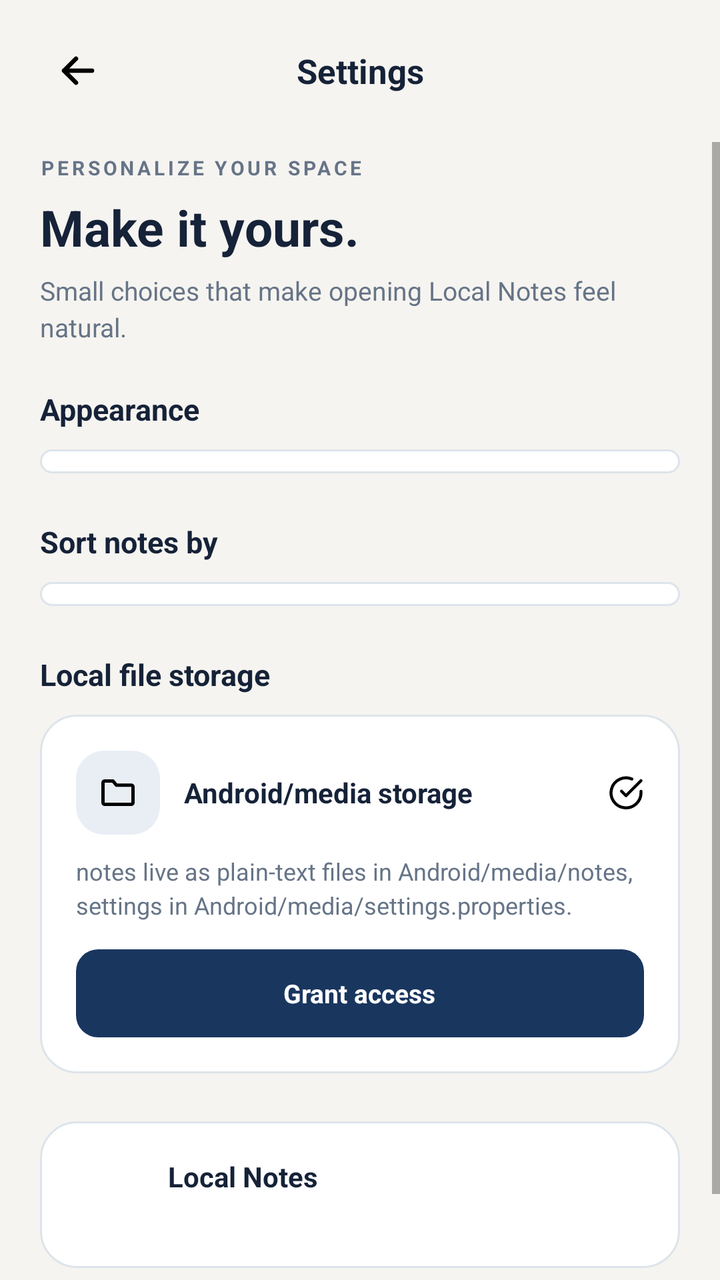
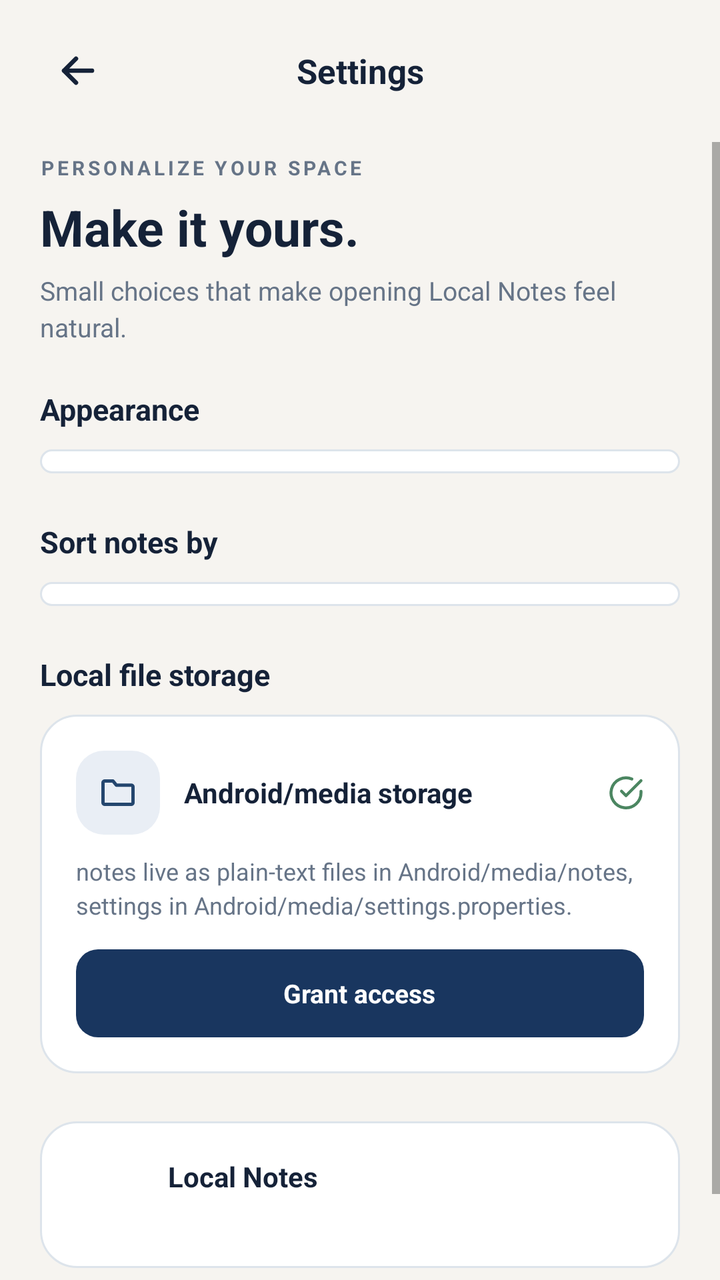

An Android layout rendered at two revisions. The XML below is the earlier revision; the diff shows what the commit changed to produce the second picture.
<!-- AndroidManifest.xml: application theme Theme.LocalNotes -->
<!-- res/layout/activity_settings.xml -->
<?xml version="1.0" encoding="utf-8"?>
<LinearLayout xmlns:android="http://schemas.android.com/apk/res/android"
    xmlns:app="http://schemas.android.com/apk/res/res-auto"
    android:layout_width="match_parent"
    android:layout_height="match_parent"
    android:background="@color/background"
    android:fitsSystemWindows="true"
    android:orientation="vertical">

    <LinearLayout
        android:layout_width="match_parent"
        android:layout_height="wrap_content"
        android:layout_marginStart="18dp"
        android:layout_marginEnd="18dp"
        android:minHeight="71dp"
        android:gravity="center_vertical"
        android:orientation="horizontal">

        <ImageButton
            android:id="@+id/backButton"
            android:layout_width="42dp"
            android:layout_height="42dp"
            android:background="@android:color/transparent"
            android:contentDescription="@string/cancel"
            android:src="@drawable/ic_back"
            app:tint="@color/foreground" />

        <TextView
            android:layout_width="0dp"
            android:layout_height="wrap_content"
            android:layout_weight="1"
            android:gravity="center"
            android:fontFamily="sans-serif"
            android:textStyle="bold"
            android:text="@string/settings_title"
            android:textColor="@color/foreground"
            android:textSize="17sp" />

        <View
            android:layout_width="42dp"
            android:layout_height="42dp" />
    </LinearLayout>

    <ScrollView
        android:layout_width="match_parent"
        android:layout_height="match_parent"
        android:clipToPadding="false"
        android:paddingBottom="30dp">

        <LinearLayout
            android:layout_width="match_parent"
            android:layout_height="wrap_content"
            android:orientation="vertical"
            android:paddingStart="@dimen/screen_padding"
            android:paddingEnd="@dimen/screen_padding">

            <TextView
                style="@style/Text.Eyebrow"
                android:layout_width="wrap_content"
                android:layout_height="wrap_content"
                android:layout_marginTop="6dp"
                android:text="@string/settings_eyebrow" />

            <TextView
                style="@style/Text.Heading"
                android:layout_width="wrap_content"
                android:layout_height="wrap_content"
                android:layout_marginTop="6dp"
                android:text="@string/settings_heading" />

            <TextView
                android:layout_width="match_parent"
                android:layout_height="wrap_content"
                android:layout_marginTop="6dp"
                android:layout_marginBottom="22dp"
                android:lineSpacingExtra="3dp"
                android:text="@string/settings_subtitle"
                android:textColor="@color/mutedForeground"
                android:textSize="13sp" />

            
            <TextView
                android:layout_width="wrap_content"
                android:layout_height="wrap_content"
                android:layout_marginBottom="10dp"
                android:fontFamily="sans-serif"
                android:textStyle="bold"
                android:text="@string/section_appearance"
                android:textColor="@color/foreground"
                android:textSize="15sp" />

            <LinearLayout
                android:id="@+id/themeGroup"
                android:layout_width="match_parent"
                android:layout_height="wrap_content"
                android:layout_marginBottom="24dp"
                android:background="@drawable/bg_option_group"
                android:orientation="vertical"
                android:padding="6dp" />

            
            <TextView
                android:layout_width="wrap_content"
                android:layout_height="wrap_content"
                android:layout_marginBottom="10dp"
                android:fontFamily="sans-serif"
                android:textStyle="bold"
                android:text="@string/section_sort"
                android:textColor="@color/foreground"
                android:textSize="15sp" />

            <LinearLayout
                android:id="@+id/sortGroup"
                android:layout_width="match_parent"
                android:layout_height="wrap_content"
                android:layout_marginBottom="24dp"
                android:background="@drawable/bg_option_group"
                android:orientation="vertical"
                android:padding="6dp" />

            
            <TextView
                android:layout_width="wrap_content"
                android:layout_height="wrap_content"
                android:layout_marginBottom="10dp"
                android:fontFamily="sans-serif"
                android:textStyle="bold"
                android:text="@string/section_storage"
                android:textColor="@color/foreground"
                android:textSize="15sp" />

            <LinearLayout
                android:layout_width="match_parent"
                android:layout_height="wrap_content"
                android:layout_marginBottom="24dp"
                android:background="@drawable/bg_storage_card"
                android:orientation="vertical"
                android:padding="18dp">

                <LinearLayout
                    android:layout_width="match_parent"
                    android:layout_height="wrap_content"
                    android:gravity="center_vertical"
                    android:orientation="horizontal">

                    <FrameLayout
                        android:layout_width="42dp"
                        android:layout_height="42dp"
                        android:background="@drawable/bg_storage_icon">

                        <ImageView
                            android:layout_width="20dp"
                            android:layout_height="20dp"
                            android:layout_gravity="center"
                            android:src="@drawable/ic_folder"
                            app:tint="@color/secondaryForeground" />
                    </FrameLayout>

                    <TextView
                        android:layout_width="0dp"
                        android:layout_height="wrap_content"
                        android:layout_weight="1"
                        android:layout_marginStart="12dp"
                        android:fontFamily="sans-serif"
                        android:textStyle="bold"
                        android:text="@string/storage_title"
                        android:textColor="@color/foreground"
                        android:textSize="14sp" />

                    <ImageView
                        android:id="@+id/storageStatusIcon"
                        android:layout_width="18dp"
                        android:layout_height="18dp"
                        android:src="@drawable/ic_check_circle"
                        app:tint="@color/note_sage_accent" />
                </LinearLayout>

                <TextView
                    android:layout_width="match_parent"
                    android:layout_height="wrap_content"
                    android:layout_marginTop="10dp"
                    android:layout_marginBottom="14dp"
                    android:lineSpacingExtra="3dp"
                    android:text="@string/storage_subtitle"
                    android:textColor="@color/mutedForeground"
                    android:textSize="12sp" />

                <LinearLayout
                    android:id="@+id/storageActionButton"
                    android:layout_width="match_parent"
                    android:layout_height="44dp"
                    android:background="@drawable/bg_connect_button"
                    android:gravity="center"
                    android:orientation="horizontal">

                    <TextView
                        android:id="@+id/storageActionLabel"
                        android:layout_width="wrap_content"
                        android:layout_height="wrap_content"
                        android:fontFamily="sans-serif"
                        android:textStyle="bold"
                        android:text="@string/storage_not_granted"
                        android:textColor="@color/primaryForeground"
                        android:textSize="13sp" />
                </LinearLayout>
            </LinearLayout>

            
            <LinearLayout
                android:layout_width="match_parent"
                android:layout_height="wrap_content"
                android:layout_marginBottom="20dp"
                android:background="@drawable/bg_storage_card"
                android:gravity="center_vertical"
                android:orientation="horizontal"
                android:padding="18dp">

                <ImageView
                    android:layout_width="34dp"
                    android:layout_height="34dp"
                    android:src="@mipmap/ic_launcher" />

                <LinearLayout
                    android:layout_width="0dp"
                    android:layout_height="wrap_content"
                    android:layout_weight="1"
                    android:layout_marginStart="12dp"
                    android:orientation="vertical">

                    <TextView
                        android:layout_width="wrap_content"
                        android:layout_height="wrap_content"
                        android:fontFamily="sans-serif"
                        android:textStyle="bold"
                        android:text="@string/about_title"
                        android:textColor="@color/foreground"
                        android:textSize="14sp" />

                    <TextView
                        android:id="@+id/versionText"
                        android:layout_width="wrap_content"
                        android:layout_height="wrap_content"
                        android:layout_marginTop="2dp"
                        android:textColor="@color/mutedForeground"
                        android:textSize="12sp" />
                </LinearLayout>
            </LinearLayout>

        </LinearLayout>
    </ScrollView>
</LinearLayout>
<!-- resources referenced by this layout -->
<resources>
  <color name="background">#F6F4F0</color>
  <color name="foreground">#152238</color>
  <color name="mutedForeground">#667487</color>
  <color name="note_sage_accent">#4B8661</color>
  <color name="primaryForeground">#FFFFFF</color>
  <color name="secondaryForeground">#24466E</color>
  <dimen name="screen_padding">20dp</dimen>
  <!-- drawable bg_connect_button (drawable) -->
  <ripple xmlns:android="http://schemas.android.com/apk/res/android" android:color="#33FFFFFF">
      <item>
          <shape android:shape="rectangle">
              <solid android:color="@color/primary"/>
              <corners android:radius="11dp"/>
          </shape>
      </item>
  </ripple>
  <!-- drawable bg_option_group (drawable) -->
  <shape xmlns:android="http://schemas.android.com/apk/res/android" android:shape="rectangle">
      <solid android:color="@color/card"/>
      <stroke android:width="1dp" android:color="@color/border"/>
      <corners android:radius="18dp"/>
  </shape>
  <!-- drawable bg_storage_card (drawable) -->
  <shape xmlns:android="http://schemas.android.com/apk/res/android" android:shape="rectangle">
      <solid android:color="@color/card"/>
      <stroke android:width="1dp" android:color="@color/border"/>
      <corners android:radius="18dp"/>
  </shape>
  <!-- drawable bg_storage_icon (drawable) -->
  <shape xmlns:android="http://schemas.android.com/apk/res/android" android:shape="rectangle">
      <solid android:color="@color/secondary"/>
      <corners android:radius="14dp"/>
  </shape>
  <!-- drawable ic_back (drawable) -->
  <vector xmlns:android="http://schemas.android.com/apk/res/android"
      android:width="24dp" android:height="24dp" android:viewportWidth="24" android:viewportHeight="24">
      <path android:pathData="M19,12L5,12M11,6L5,12L11,18"
          android:strokeColor="#FF000000" android:strokeWidth="2.2" android:fillColor="#00000000" android:strokeLineCap="round" android:strokeLineJoin="round"/>
  </vector>
  <!-- mipmap ic_launcher (mipmap-anydpi-v26) -->
  <?xml version="1.0" encoding="utf-8"?>
  <adaptive-icon xmlns:android="http://schemas.android.com/apk/res/android">
      <background android:drawable="@color/ic_launcher_background" />
      <foreground android:drawable="@mipmap/ic_launcher_foreground" />
  </adaptive-icon>
  <string name="about_title">Local Notes</string>
  <string name="cancel">Cancel</string>
  <string name="section_appearance">Appearance</string>
  <string name="section_sort">Sort notes by</string>
  <string name="section_storage">Local file storage</string>
  <string name="settings_eyebrow">PERSONALIZE YOUR SPACE</string>
  <string name="settings_heading">Make it yours.</string>
  <string name="settings_subtitle">Small choices that make opening Local Notes feel natural.</string>
  <string name="settings_title">Settings</string>
  <string name="storage_not_granted">Grant access</string>
  <string name="storage_subtitle">notes live as plain-text files in Android/media/notes, settings in Android/media/settings.properties.</string>
  <string name="storage_title">Android/media storage</string>
  <style name="Text.Eyebrow" parent="">
          <item name="android:textSize">10sp</item>
          <item name="android:textStyle">bold</item>
          <item name="android:letterSpacing">0.16</item>
          <item name="android:textColor">@color/mutedForeground</item>
      </style>
  <style name="Text.Heading" parent="">
          <item name="android:textSize">25sp</item>
          <item name="android:textStyle">bold</item>
          <item name="android:textColor">@color/foreground</item>
      </style>
  <color name="primary">#19365F</color>
  <color name="card">#FFFFFF</color>
  <color name="border">#DDE4EB</color>
  <color name="secondary">#E9EEF5</color>
  <color name="ic_launcher_background">#192644</color>
  <color name="tint">#2E5D91</color>
</resources>

<!-- the commit's change to res/layout/activity_settings.xml (unified diff, before → after) -->
@@ -1,6 +1,6 @@
 <?xml version="1.0" encoding="utf-8"?>
 <LinearLayout xmlns:android="http://schemas.android.com/apk/res/android"
-    xmlns:app="http://schemas.android.com/apk/res/res-auto"
+    xmlns:app="http://schemas.android.com/apk/res-auto"
     android:layout_width="match_parent"
     android:layout_height="match_parent"
     android:background="@color/background"
